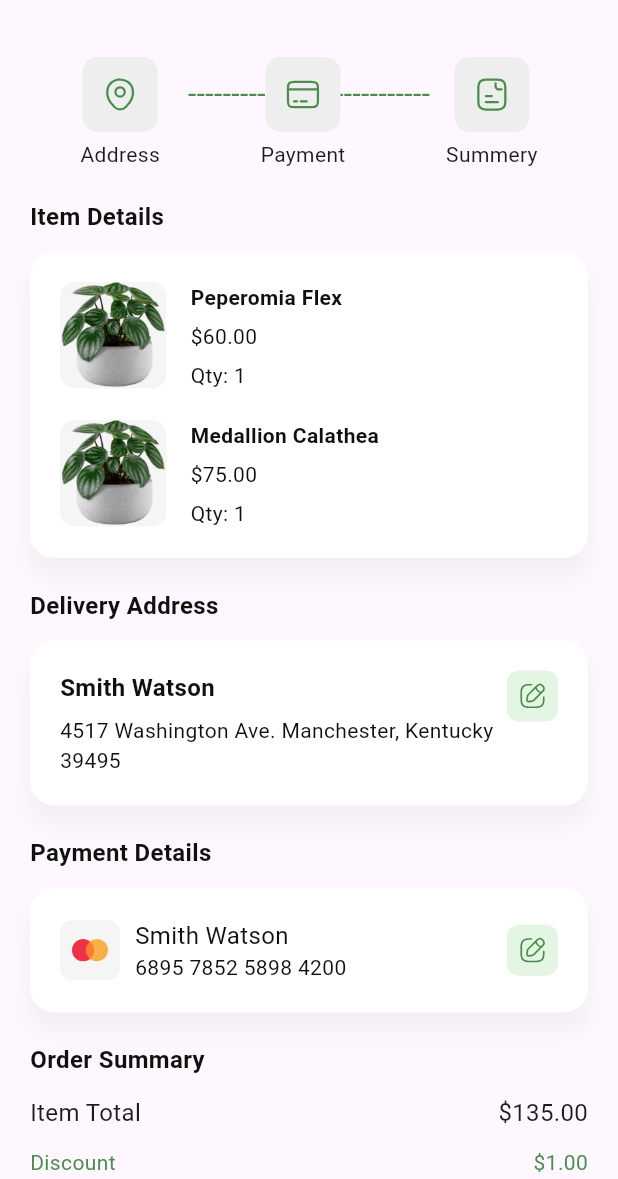
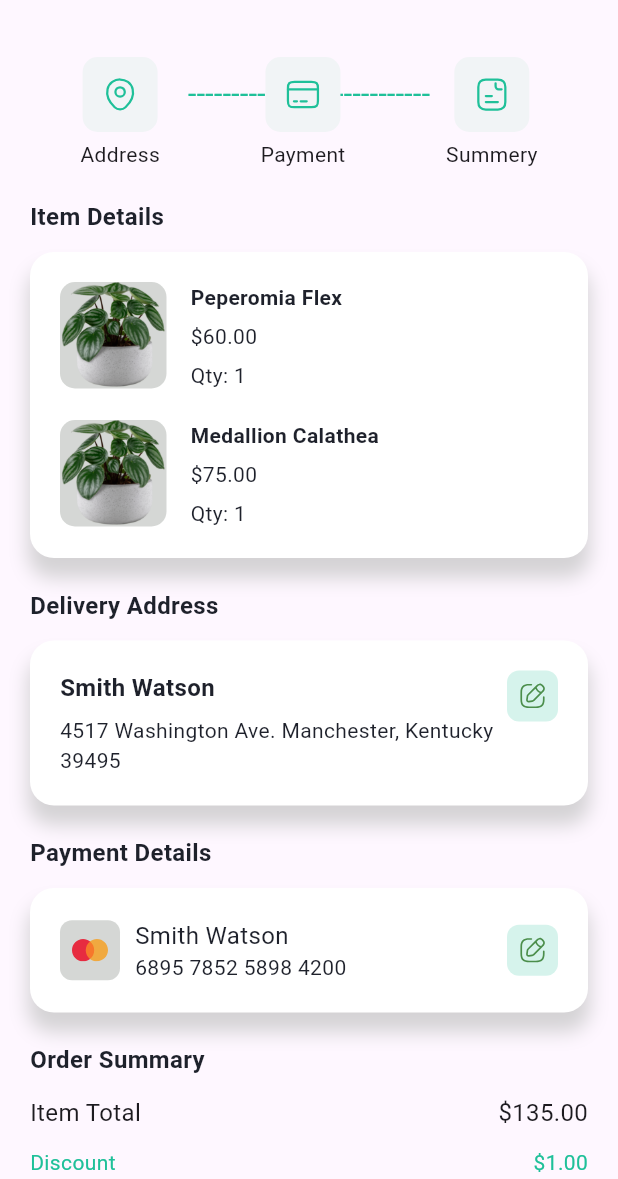
Before and after one commit to Lifeados/MyGarden, a Flutter app: the OrderSummaryPage screen opened by its route, on a phone screen of 412 x 824 dp, the part 57-1236 px from its top. Run offline on Flutter 3.47's test engine with Material 3 defaults, Android fonts, the phone set to English and light mode, and no system bars; our stand-ins replace camera, cloud_firestore, firebase_auth, firebase_core, flutter_svg, google_sign_in and 1 more; accounts and stored records are empty.

Commit message:
refactor: color palette from a neighboring app

```diff
--- a/lib/shared/utils/app_colors.dart
+++ b/lib/shared/utils/app_colors.dart
@@ -1,14 +1,14 @@
 import 'package:flutter/material.dart';
 
 class AppColors {
-  static const Color primaryGreenColor = Color(0xff4B8E4B);
-  static const Color secondaryGreenColor = Color(0x1F22AF22);
+  static const Color primaryGreenColor = Color(0xff1FC099);
+  static const Color secondaryGreenColor = Color(0x2F1FC098);
   static const Color primaryWhiteColor = Color(0xffffffff);
-  static const Color primaryDarkColor = Color(0xff0E110E);
+  static const Color primaryDarkColor = Color(0xff1E212B);
   static const Color secondaryDarkColor = Color(0xD10E110E);
-  static const Color primaryGreyColor = Color(0x1A9AA09A);
-  static const Color backgroundColor = Color(0xFFEEEEEE);
+  static const Color primaryGreyColor = Color(0x6B9AA09A);
+  static const Color secondaryGreyColor = Color(0xff9AA09A);
+  static const Color backgroundColor = Color(0xFFF1F4F6);
   static const Color shadowColor = Color(0x1A000000);
-  static const Color secondaryGreyColor = Color(0xff9AA09A);
   static const Color errorColor = Color(0xFFFF0000);
 }
```
